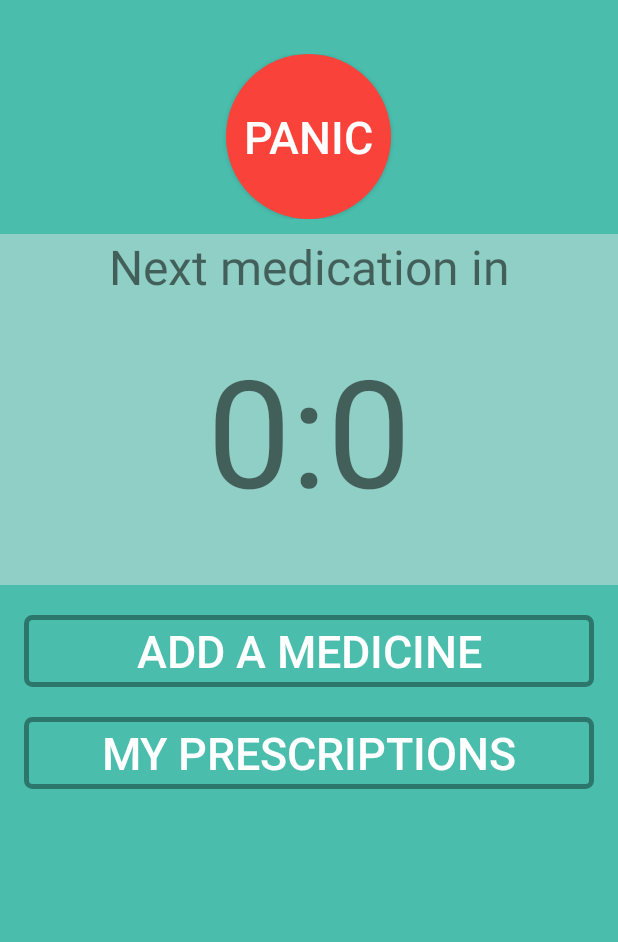
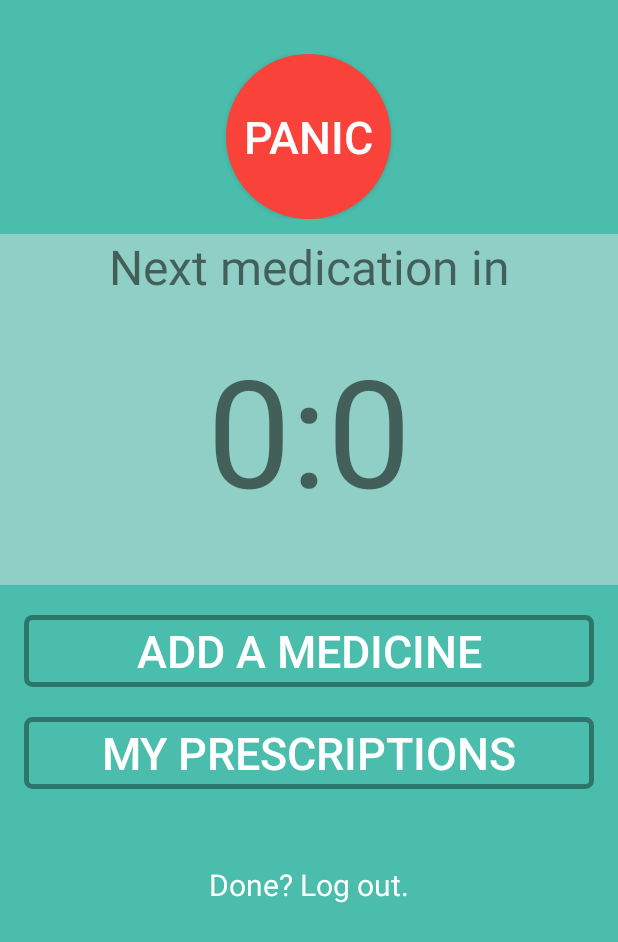
Before and after one commit to smaharj1/Ava, an Android app: the MainActivity screen opened directly, with no data from a screen before it, on a phone screen of 412 x 824 dp. Shown: the top 942 px of the screen. Run offline under Robolectric (Android 15) with nearby library versions, the phone set to English and light mode, and no system bars; our stand-ins replace Volley.

Commit message:
Added auto log in and log out features

```diff
--- a/ava-mobile/Ava/app/src/main/res/layout/activity_main.xml
+++ b/ava-mobile/Ava/app/src/main/res/layout/activity_main.xml
@@ -99,5 +99,16 @@
             android:textSize="30sp"
             android:textColor="@android:color/white" />
 
+        <TextView
+            android:text="Done? Log out."
+            android:layout_width="match_parent"
+            android:layout_height="wrap_content"
+            android:id="@+id/textView"
+            android:layout_marginTop="50sp"
+            android:textAlignment="center"
+            android:textSize="20sp"
+            android:textColor="@android:color/white"
+            android:onClick="logout" />
+
     </LinearLayout>
 </android.support.design.widget.CoordinatorLayout>
```
Also changed, not shown: ava-mobile/Ava/app/src/main/java/com/avamobile/ava/LoginActivity.java (+15 -0 lines), ava-mobile/Ava/app/src/main/java/com/avamobile/ava/MainActivity.java (+7 -0 lines), ava-mobile/Ava/app/src/main/java/com/avamobile/ava/ResultsActivity.java (+24 -1 lines), ava-mobile/Ava/app/src/main/java/com/avamobile/ava/UserSharedPreferences.java (added, +41 -0 lines).
